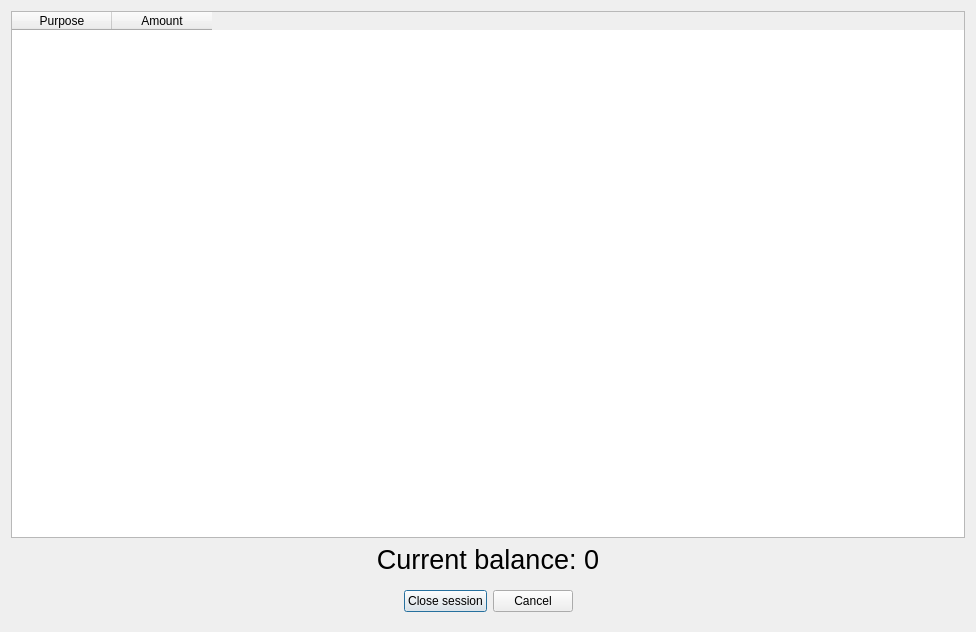
End1-1/Cafe5, file Forms/dlgcashinout.ui: the form before one commit.
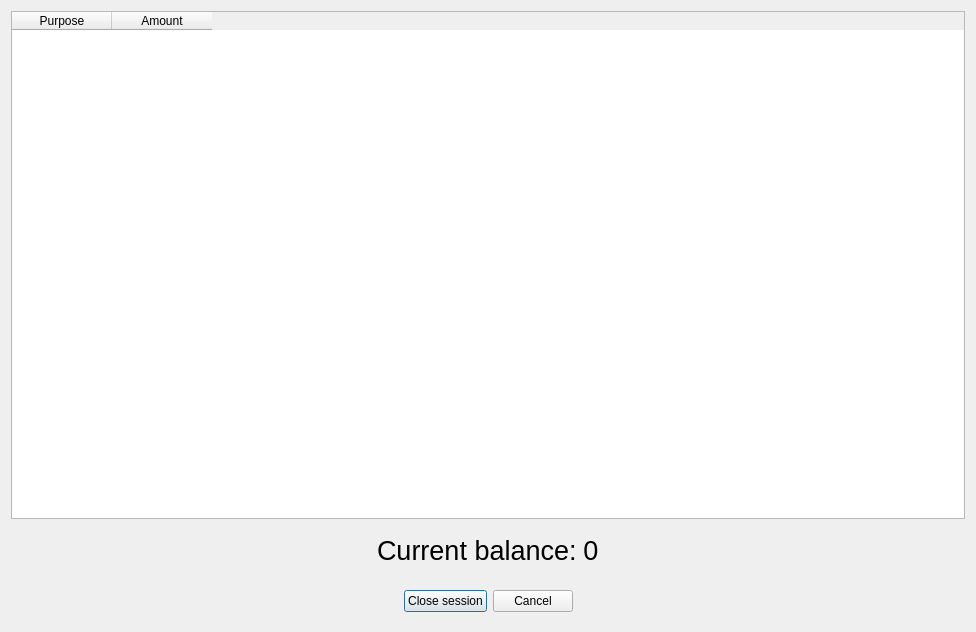
The form after the commit.

Patch:
```diff
--- a/Forms/dlgcashinout.ui
+++ b/Forms/dlgcashinout.ui
@@ -66,6 +66,71 @@
      </layout>
     </widget>
    </item>
+   <item row="1" column="0" colspan="2">
+    <widget class="QWidget" name="widget" native="true">
+     <property name="minimumSize">
+      <size>
+       <width>0</width>
+       <height>50</height>
+      </size>
+     </property>
+     <layout class="QHBoxLayout" name="horizontalLayout">
+      <item>
+       <spacer name="horizontalSpacer">
+        <property name="orientation">
+         <enum>Qt::Horizontal</enum>
+        </property>
+        <property name="sizeHint" stdset="0">
+         <size>
+          <width>352</width>
+          <height>20</height>
+         </size>
+        </property>
+       </spacer>
+      </item>
+      <item>
+       <widget class="QLabel" name="label">
+        <property name="font">
+         <font>
+          <pointsize>20</pointsize>
+         </font>
+        </property>
+        <property name="text">
+         <string>Current balance:</string>
+        </property>
+       </widget>
+      </item>
+      <item>
+       <widget class="QLabel" name="lbBalance">
+        <property name="font">
+         <font>
+          <pointsize>20</pointsize>
+         </font>
+        </property>
+        <property name="text">
+         <string>0</string>
+        </property>
+        <property name="alignment">
+         <set>Qt::AlignCenter</set>
+        </property>
+       </widget>
+      </item>
+      <item>
+       <spacer name="horizontalSpacer_2">
+        <property name="orientation">
+         <enum>Qt::Horizontal</enum>
+        </property>
+        <property name="sizeHint" stdset="0">
+         <size>
+          <width>352</width>
+          <height>20</height>
+         </size>
+        </property>
+       </spacer>
+      </item>
+     </layout>
+    </widget>
+   </item>
    <item row="0" column="0" colspan="2">
     <widget class="QTableWidget" name="tbl">
      <property name="editTriggers">
@@ -89,21 +154,6 @@
      </column>
     </widget>
    </item>
-   <item row="1" column="0" colspan="2">
-    <widget class="QLabel" name="lbBalance">
-     <property name="font">
-      <font>
-       <pointsize>20</pointsize>
-      </font>
-     </property>
-     <property name="text">
-      <string>Current balance: 0</string>
-     </property>
-     <property name="alignment">
-      <set>Qt::AlignCenter</set>
-     </property>
-    </widget>
-   </item>
   </layout>
  </widget>
  <resources/>
```
